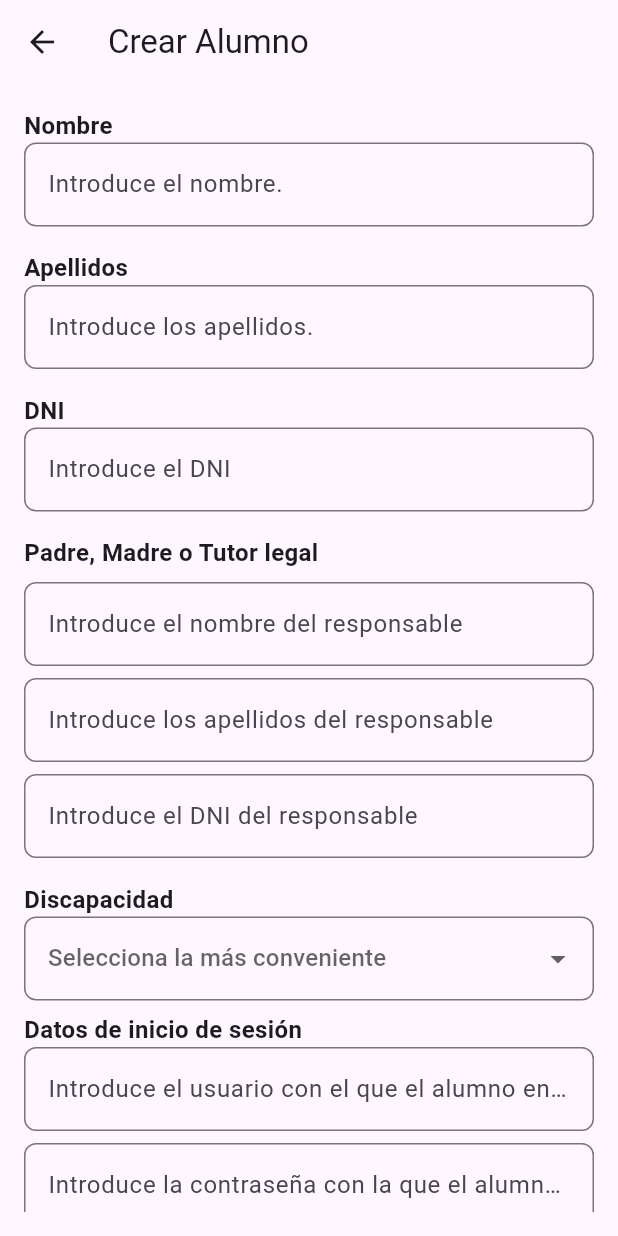
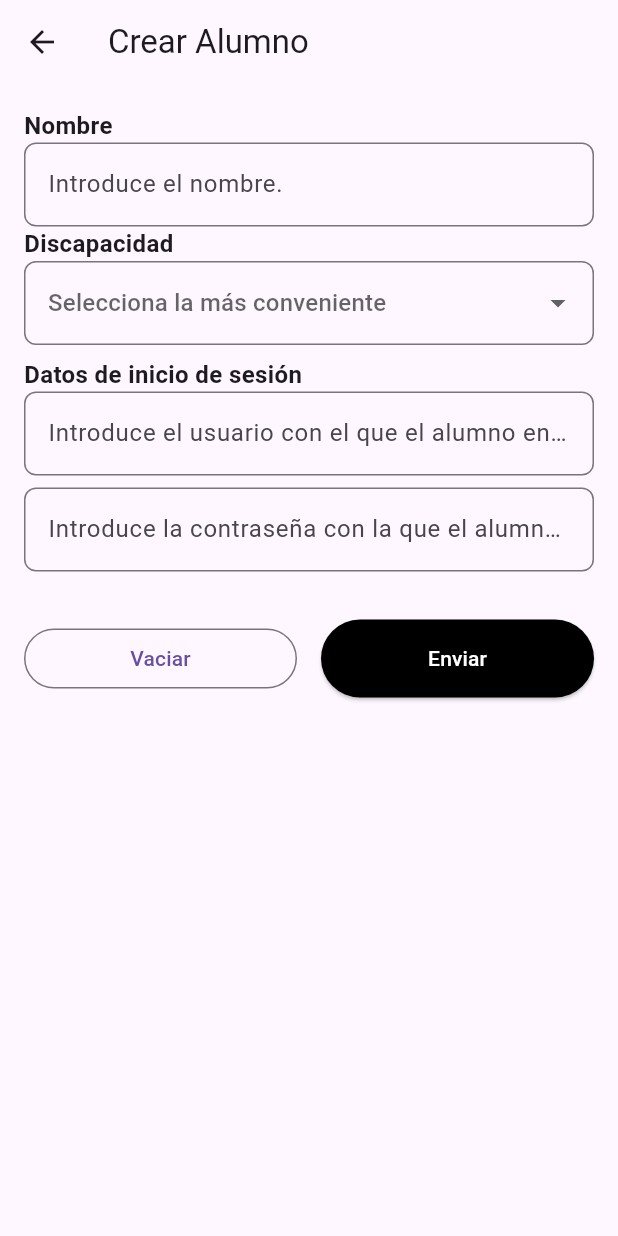
Before and after one commit to BlancoPablo010/PuzzleSonrisas, a Flutter app: the CrearAlumno screen opened by its route, on a phone screen of 412 x 824 dp. Run offline on Flutter 3.47's test engine with Material 3 defaults, Android fonts, the light colour scheme and no system bars; missing offline and left inert: dart:js.

Commit message:
#33-Api cambiada y creacion de alumnos mejorada

```diff
--- a/CodigoFuncional/lib/crear_alumno.dart
+++ b/CodigoFuncional/lib/crear_alumno.dart
@@ -8,11 +8,6 @@ import 'package:puzzle_sonrisa/modelo/uri.dart';
 
 class CrearAlumno extends StatelessWidget {
   final TextEditingController nombreController = TextEditingController();
-  final TextEditingController apellidosController = TextEditingController();
-  final TextEditingController dniController = TextEditingController();
-  final TextEditingController nombreResponsableController = TextEditingController();
-  final TextEditingController apellidosResponsableController = TextEditingController();
-  final TextEditingController dniResponsableController = TextEditingController();
   final TextEditingController usuarioController = TextEditingController();
   final TextEditingController contrasenaController = TextEditingController();
 
@@ -32,11 +27,6 @@ class CrearAlumno extends StatelessWidget {
           'usuario': usuarioController.text,
           'password': contrasenaController.text,
           'nombre': nombreController.text,
-          'apellidos': apellidosController.text,
-          'DNI': dniController.text,
-          'nombre_tutor_legal': nombreResponsableController.text,
-          'apellidos_tutor_legal': apellidosResponsableController.text,
-          'DNI_tutor_legal': dniResponsableController.text,
           'discapacidad': tipoDiscapacidad,
         }),
       );
@@ -88,70 +78,6 @@ class CrearAlumno extends StatelessWidget {
                   ),
                 ),
               ),
-              const SizedBox(height: 16),
-              const Text(
-                'Apellidos',
-                style: TextStyle(fontSize: 16, fontWeight: FontWeight.bold),
-              ),
-              TextField(
-                controller: apellidosController,
-                decoration: InputDecoration(
-                  hintText: 'Introduce los apellidos.',
-                  border: OutlineInputBorder(
-                    borderRadius: BorderRadius.circular(8),
-                  ),
-                ),
-              ),
-              const SizedBox(height: 16),
-              const Text(
-                'DNI',
-                style: TextStyle(fontSize: 16, fontWeight: FontWeight.bold),
-              ),
-              TextField(
-                controller: dniController,
-                decoration: InputDecoration(
-                  hintText: 'Introduce el DNI',
-                  border: OutlineInputBorder(
-                    borderRadius: BorderRadius.circular(8),
-                  ),
-                ),
-              ),
-              const SizedBox(height: 16),
-              const Text(
-                'Padre, Madre o Tutor legal',
-                style: TextStyle(fontSize: 16, fontWeight: FontWeight.bold),
-              ),
-              const SizedBox(height: 8),
-              TextField(
-                controller: nombreResponsableController,
-                decoration: InputDecoration(
-                  hintText: 'Introduce el nombre del responsable',
-                  border: OutlineInputBorder(
-                    borderRadius: BorderRadius.circular(8),
-                  ),
-                ),
-              ),
-              const SizedBox(height: 8),
-              TextField(
-                controller: apellidosResponsableController,
-                decoration: InputDecoration(
-                  hintText: 'Introduce los apellidos del responsable',
-                  border: OutlineInputBorder(
-                    borderRadius: BorderRadius.circular(8),
-                  ),
-                ),
-              ),
-              const SizedBox(height: 8),
-              TextField(
-                controller: dniResponsableController,
-                decoration: InputDecoration(
-                  hintText: 'Introduce el DNI del responsable',
-                  border: OutlineInputBorder(
-                    borderRadius: BorderRadius.circular(8),
-                  ),
-                ),
-              ),
-              const SizedBox(height: 16),
               const Text(
                 'Discapacidad',
                 style: TextStyle(fontSize: 16, fontWeight: FontWeight.bold),
@@ -208,11 +134,6 @@ class CrearAlumno extends StatelessWidget {
                       onPressed: () {
                         // Set clear all text fields
                         nombreController.clear();
-                        apellidosController.clear();
-                        dniController.clear();
-                        nombreResponsableController.clear();
-                        apellidosResponsableController.clear();
-                        dniResponsableController.clear();
                         usuarioController.clear();
                         contrasenaController.clear();
                         tipoDiscapacidad = null;
--- a/CodigoFuncional/lib/describir_paso.dart
+++ b/CodigoFuncional/lib/describir_paso.dart
@@ -36,7 +36,7 @@ class _DescribirPasoState extends State<DescribirPaso> {
   }
 
   Future<void> _guardarTarea(BuildContext context) async {
-    final url = Uri.parse(uri + '/tareas');
+    final url = Uri.parse(uri + '/tarea');
     final token = CurrentUser().token;
     try {
       final response = await http.post(
```
Also changed, not shown: 1 other file.
